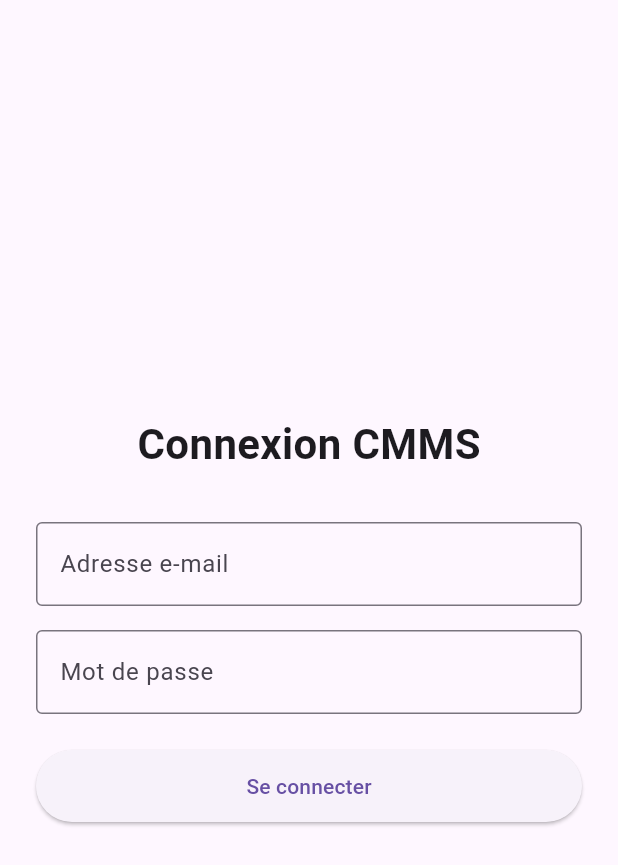
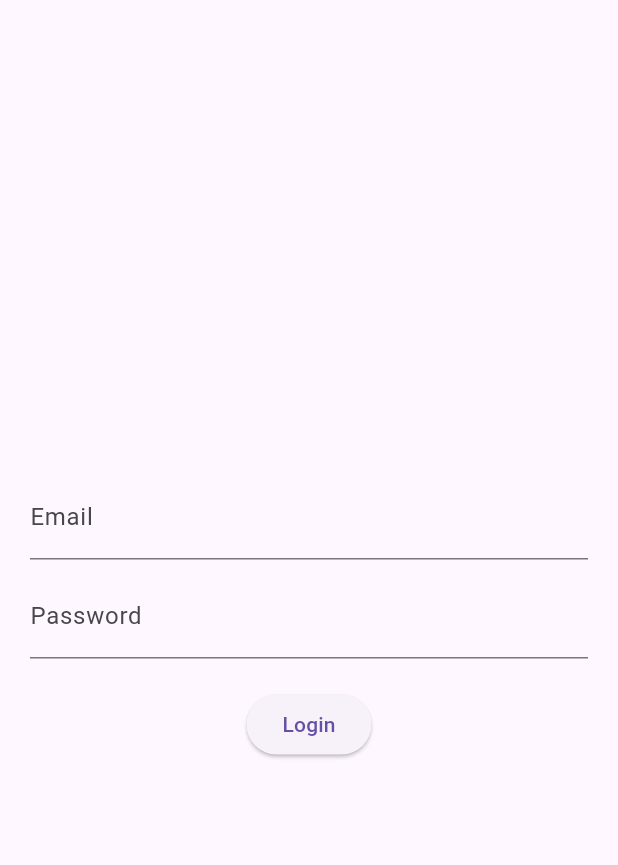
Before and after one commit to maatallah/cmms_app, a Flutter app: the screen it shows after launch, on a phone screen of 412 x 824 dp. Shown: the top 865 px of the screen. Run offline on Flutter 3.47's test engine with Material 3 defaults, Android fonts, the phone set to English and light mode, and no system bars; our stand-ins replace shared_preferences, supabase_flutter; accounts and stored records are empty.

Commit message:
Working stage - 01

```diff
--- /dev/null
+++ b/lib/models/auth_response.dart
@@ -0,0 +1,23 @@
+import 'dart:convert';
+
+class AuthResponse {
+  final String token;
+  final String username;
+
+  AuthResponse({required this.token, required this.username});
+
+  // Convert object to JSON string
+  String toJson() => jsonEncode({
+        'token': token,
+        'username': username,
+      });
+
+  // Convert JSON string to object
+  factory AuthResponse.fromJson(String jsonStr) {
+    final Map<String, dynamic> data = jsonDecode(jsonStr);
+    return AuthResponse(
+      token: data['token'],
+      username: data['username'],
+    );
+  }
+}
--- a/lib/screens/login_screen.dart
+++ b/lib/screens/login_screen.dart
@@ -1,10 +1,11 @@
 import 'package:flutter/material.dart';
 import 'package:supabase_flutter/supabase_flutter.dart';
+import '../services/session_manager.dart';
 import '../screens/main_shell.dart';
-import '../services/session_manager.dart';
+import '../models/auth_response.dart' as local_model; // Prefix to avoid collision
 
 class LoginScreen extends StatefulWidget {
-  const LoginScreen({super.key});
+  const LoginScreen({Key? key}) : super(key: key);
 
   @override
   State<LoginScreen> createState() => _LoginScreenState();
@@ -14,92 +15,97 @@ class _LoginScreenState extends State<LoginScreen> {
   final _emailController = TextEditingController();
   final _passwordController = TextEditingController();
   bool _loading = false;
+  String? _error;
+
+  final _supabase = Supabase.instance.client;
+
+  @override
+  Widget build(BuildContext context) {
+    return Scaffold(
+      body: Center(
+        child: _loading
+            ? const CircularProgressIndicator()
+            : Padding(
+                padding: const EdgeInsets.all(20.0),
+                child: Column(
+                  mainAxisSize: MainAxisSize.min,
+                  children: [
+                    TextField(
+                      controller: _emailController,
+                      decoration: const InputDecoration(labelText: 'Email'),
+                    ),
+                    const SizedBox(height: 10),
+                    TextField(
+                      controller: _passwordController,
+                      decoration: const InputDecoration(labelText: 'Password'),
+                      obscureText: true,
+                    ),
+                    const SizedBox(height: 20),
+                    ElevatedButton(
+                      onPressed: _login,
+                      child: const Text('Login'),
+                    ),
+                    if (_error != null) ...[
+                      const SizedBox(height: 10),
+                      Text(_error!, style: const TextStyle(color: Colors.red)),
+                    ]
+                  ],
+                ),
+              ),
+      ),
+    );
+  }
 
   Future<void> _login() async {
-    setState(() => _loading = true);
+    setState(() {
+      _loading = true;
+      _error = null;
+    });
 
     try {
-      final response = await Supabase.instance.client.auth.signInWithPassword(
+      final response = await _supabase.auth.signInWithPassword(
         email: _emailController.text.trim(),
         password: _passwordController.text,
       );
 
-      final session = response.session;
+      final supabaseSession = response.session;
 
-      if (session != null) {
-        // 🔐 Save session locally for persistence
-        await SessionManager().saveSession(session);
+      // Handle failed login
+      if (supabaseSession == null) {
+        setState(() {
+          _error = 'Invalid credentials';
+          _loading = false;
+        });
+        return;
+      }
 
-        // 🧭 Navigate to adaptive dashboard
-        if (mounted) {
-          Navigator.pushReplacement(
-            context,
-            MaterialPageRoute(builder: (_) => const MainShell()),
-          );
-        }
-      } else {
-        ScaffoldMessenger.of(context).showSnackBar(
-          const SnackBar(
-            content: Text("Échec de la connexion — vérifiez vos identifiants."),
-          ),
-        );
-      }
+      // Convert Supabase Session to local AuthResponse
+      final authResponse = local_model.AuthResponse(
+        token: supabaseSession.accessToken,
+        username: supabaseSession.user.email ?? '', // keep ?? for nullable email
+      );
+      // Save session
+      await SessionManager().saveSession(authResponse);
+
+      // Navigate to MainShell
+      if (!mounted) return;
+      Navigator.pushReplacement(
+        context,
+        MaterialPageRoute(builder: (_) => const MainShell()),
+      );
     } catch (e) {
-      debugPrint("Erreur de connexion : $e");
-      ScaffoldMessenger.of(context).showSnackBar(
-        SnackBar(content: Text("Erreur : $e")),
-      );
+      setState(() {
+        _error = 'Login failed: $e';
+      });
     } finally {
       if (mounted) setState(() => _loading = false);
     }
   }
 
   @override
-  Widget build(BuildContext context) {
-    return Scaffold(
-      body: Center(
-        child: SingleChildScrollView(
-          padding: const EdgeInsets.all(24),
-          child: Column(
-            mainAxisAlignment: MainAxisAlignment.center,
-            children: [
-              const Text(
-                "Connexion CMMS",
-                style: TextStyle(fontSize: 28, fontWeight: FontWeight.bold),
-              ),
-              const SizedBox(height: 32),
-              TextField(
-                controller: _emailController,
-                decoration: const InputDecoration(
-                  labelText: 'Adresse e-mail',
-                  border: OutlineInputBorder(),
-                ),
-                keyboardType: TextInputType.emailAddress,
-              ),
-              const SizedBox(height: 16),
-              TextField(
-                controller: _passwordController,
-                decoration: const InputDecoration(
-                  labelText: 'Mot de passe',
-                  border: OutlineInputBorder(),
-                ),
-                obscureText: true,
-              ),
-              const SizedBox(height: 24),
-              SizedBox(
-                width: double.infinity,
-                height: 48,
-                child: ElevatedButton(
-                  onPressed: _loading ? null : _login,
-                  child: _loading
-                      ? const CircularProgressIndicator(color: Colors.white)
-                      : const Text('Se connecter'),
-                ),
-              ),
-            ],
-          ),
-        ),
-      ),
-    );
+  void dispose() {
+    _emailController.dispose();
+    _passwordController.dispose();
+    super.dispose();
   }
 }
```
Also changed, not shown: git-diffs-20251010.txt (added, +95 -0 lines), lib/services/session_manager.dart (+14 -64 lines).
